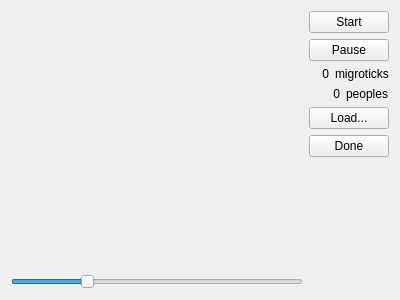
Qt form prehistory.ui (tps12/Tec-Nine) before a commit.
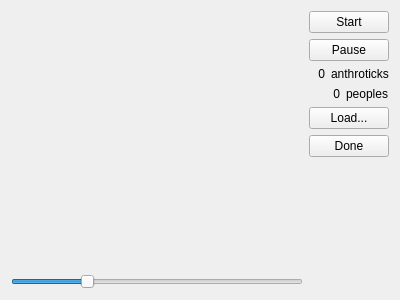
The same form after that commit.

Diff of the .ui file:
```diff
--- a/prehistory.ui
+++ b/prehistory.ui
@@ -100,7 +100,7 @@
        <item>
         <widget class="QLabel" name="label_2">
          <property name="text">
-          <string>migroticks</string>
+          <string>anthroticks</string>
          </property>
         </widget>
        </item>
```
